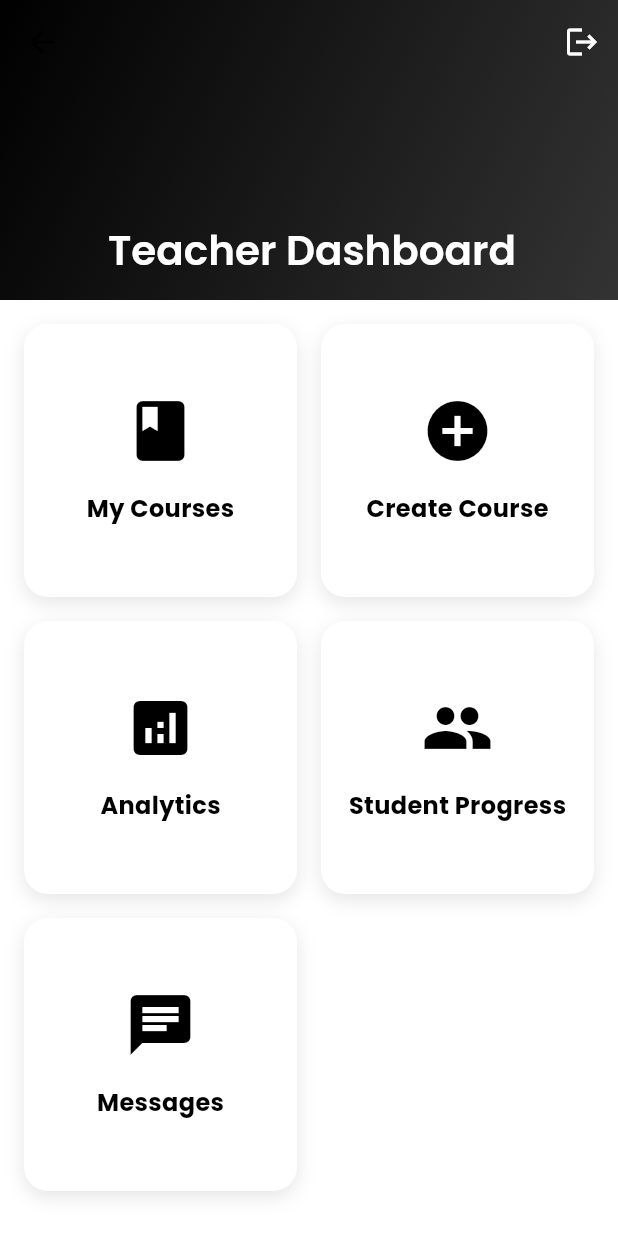
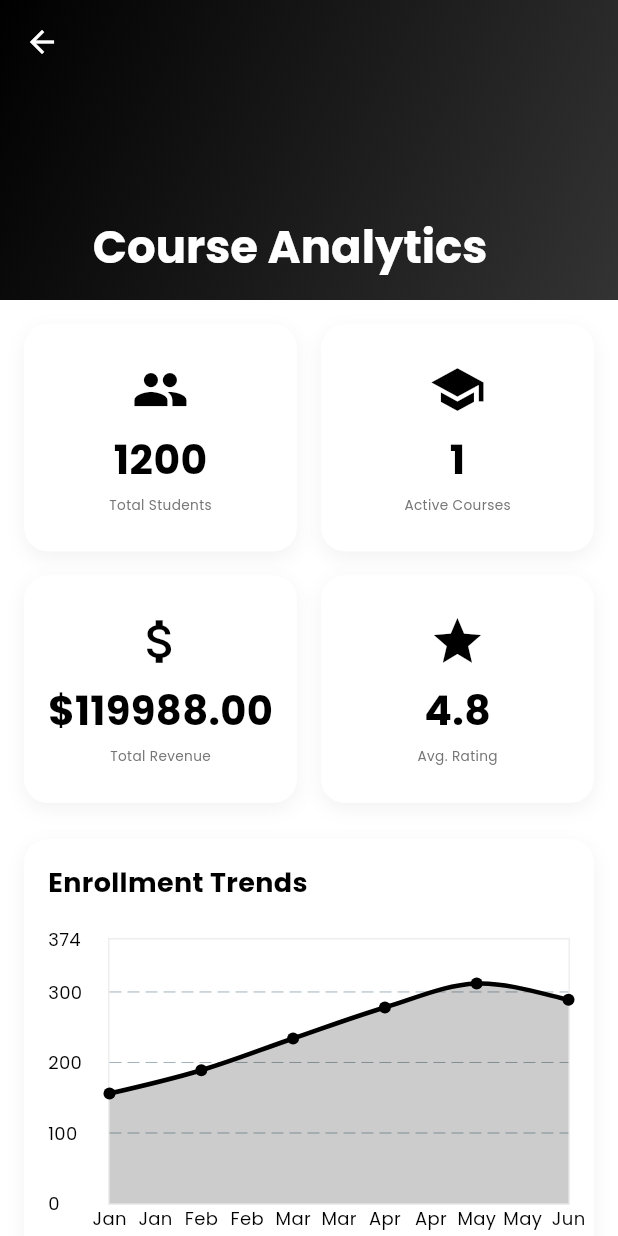
Before and after one commit to VaradSinghal/e_learning_app, a Flutter app: the TeacherHomeScreen screen opened by its route, after a tap on "Analytics", on a phone screen of 412 x 824 dp. Run offline on Flutter 3.47's test engine with Material 3 defaults, Android fonts, the phone set to English and light mode, and no system bars; drawn by our look-alikes of fl_chart; our stand-ins replace bloc, cached_network_image, chewie, cloud_firestore, equatable, firebase_auth and 8 more; accounts and stored records are empty.

Commit message:
teacheranalytics-screen

```diff
--- a/lib/routes/app_routes.dart
+++ b/lib/routes/app_routes.dart
@@ -16,6 +16,7 @@ import 'package:e_learning_app/views/quiz/quiz_attempt/quiz_attempt_screen.dart'
 import 'package:e_learning_app/views/quiz/quiz_list/quiz_list_screen.dart';
 import 'package:e_learning_app/views/splash/splash_screen.dart';
 import 'package:e_learning_app/views/teacher/my_courses/my_courses_screen.dart';
+import 'package:e_learning_app/views/teacher/teacher_analytics/teacher_analytics_screen.dart';
 import 'package:e_learning_app/views/teacher/teacher_home/teacher_home_screen.dart';
 import 'package:flutter/material.dart';
 
@@ -45,6 +46,7 @@ class AppRoutes {
   static const String myCourses = '/teacher/courses';
   static const String teacherChats = '/teacher/chats';
   static const String createCourse = '/teacher/courses/create';
+  static const String teacherAnalytics = '/teacher/analytics';
 
   static Route<dynamic> onGenerateRoute(RouteSettings settings) {
     switch (settings.name) {
@@ -68,6 +70,8 @@ class AppRoutes {
         return MaterialPageRoute(builder: (_) => const CreateCourseScreen());
       case teacherChats:
         return MaterialPageRoute(builder: (_) => const ChatListScreen());
+      case teacherAnalytics:
+        return MaterialPageRoute(builder: (_) => const TeacherAnalyticsScreen());
       case main:
         return MaterialPageRoute(
           builder:
--- a/lib/routes/route_pages.dart
+++ b/lib/routes/route_pages.dart
@@ -20,6 +20,7 @@ import 'package:e_learning_app/views/quiz/quiz_list/quiz_list_screen.dart';
 import 'package:e_learning_app/views/quiz/quiz_result/quiz_result_screen.dart';
 import 'package:e_learning_app/views/splash/splash_screen.dart';
 import 'package:e_learning_app/views/teacher/my_courses/my_courses_screen.dart';
+import 'package:e_learning_app/views/teacher/teacher_analytics/teacher_analytics_screen.dart';
 import 'package:e_learning_app/views/teacher/teacher_home/teacher_home_screen.dart';
 import 'package:get/get.dart';
 
@@ -64,6 +65,10 @@ class AppPages {
       GetPage(
       name: AppRoutes.createCourse,
       page: () => const CreateCourseScreen(),
+      ),
+      GetPage(
+      name: AppRoutes.teacherAnalytics,
+      page: () => const TeacherAnalyticsScreen(),
       ),
       GetPage(
       name: AppRoutes.main,
--- /dev/null
+++ b/lib/views/teacher/teacher_analytics/teacher_analytics_screen.dart
@@ -0,0 +1,43 @@
+import 'package:e_learning_app/core/theme/app_colors.dart';
+import 'package:e_learning_app/views/teacher/teacher_analytics/widgets/enrollment_chart_widget.dart';
+import 'package:e_learning_app/views/teacher/teacher_analytics/widgets/over_view_cards_widget.dart';
+import 'package:e_learning_app/views/teacher/teacher_analytics/widgets/revenue_stats_widget.dart';
+import 'package:e_learning_app/views/teacher/teacher_analytics/widgets/student_engagement_widget.dart';
+import 'package:e_learning_app/views/teacher/teacher_analytics/widgets/teacher_analysis_app_bar.dart';
+import 'package:flutter/material.dart';
+
+class TeacherAnalyticsScreen extends StatelessWidget {
+  const TeacherAnalyticsScreen({super.key});
+  final String instructorId = 'inst_1';
+
+  @override
+  Widget build(BuildContext context) {
+    return Scaffold(
+      backgroundColor: AppColors.lightBackground,
+      body: CustomScrollView(
+        physics: const BouncingScrollPhysics(),
+      slivers: [
+        const TeacherAnalysisAppBar(),
+        SliverToBoxAdapter(
+          child: Padding(padding: const EdgeInsets.all(16),
+          child: Column(
+            crossAxisAlignment: CrossAxisAlignment.start,
+            children: [
+              OverViewCardsWidget(
+                instructorId: instructorId,
+              ),
+              const SizedBox(height: 24),
+              EnrollmentChartWidget(instructorId: instructorId),
+              const SizedBox(height: 24),
+              const RevenueStatsWidget(),
+              const SizedBox(height: 24),
+              StudentEngagementWidget(instructorId: instructorId),
+            ],
+          ),
+          ),
+        ),
+      ],
+      ),
+        );
+  }
+}
--- /dev/null
+++ b/lib/views/teacher/teacher_analytics/widgets/enrollment_chart_widget.dart
@@ -0,0 +1,112 @@
+import 'package:e_learning_app/core/theme/app_colors.dart';
+import 'package:e_learning_app/services/dummy_data_service.dart';
+import 'package:fl_chart/fl_chart.dart';
+import 'package:flutter/material.dart';
+
+class EnrollmentChartWidget extends StatelessWidget {
+  final String instructorId;
+
+  const EnrollmentChartWidget({super.key, required this.instructorId});
+
+  @override
+  Widget build(BuildContext context) {
+    return Container(
+      padding: const EdgeInsets.all(16),
+      decoration: BoxDecoration(
+        color: Colors.white,
+        borderRadius: BorderRadius.circular(16),
+        boxShadow: [
+          BoxShadow(
+            color: Colors.black.withOpacity(0.05),
+            blurRadius: 10,
+            offset: const Offset(0, 4),
+          ),
+        ],
+      ),
+      child: Column(
+        crossAxisAlignment: CrossAxisAlignment.start,
+        children: [
+          const Text(
+            'Enrollment Trends',
+            style: TextStyle(fontSize: 18, fontWeight: FontWeight.bold),
+          ),
+          const SizedBox(height: 24),
+          SizedBox(height: 200, child: _buildEnrollmentLineChart()),
+        ],
+      ),
+    );
+  }
+
+  Widget _buildEnrollmentLineChart() {
+    final stats = DummyDataService.getTeacherStats(instructorId);
+    final enrollments = stats.monthlyEnrollments;
+
+    final spots = List.generate(
+      enrollments.length,
+      (index) => FlSpot(index.toDouble(), enrollments[index].toDouble()),
+    );
+
+    return LineChart(
+      LineChartData(
+        gridData: const FlGridData(show: true, drawVerticalLine: false),
+        titlesData: FlTitlesData(
+          bottomTitles: AxisTitles(
+            sideTitles: SideTitles(
+              showTitles: true,
+              getTitlesWidget: (value, meta) {
+                const months = ['Jan', 'Feb', 'Mar', 'Apr', 'May', 'Jun'];
+                if (value.toInt() >= 0 && value.toInt() < months.length) {
+                  return Text(
+                    months[value.toInt()],
+                    style: const TextStyle(fontSize: 12),
+                  );
+                }
+                return const Text('');
+              },
+            ),
+          ),
+          leftTitles: AxisTitles(
+            sideTitles: SideTitles(
+              showTitles: true,
+              getTitlesWidget: (value, meta) {
+                return Text(
+                  value.toInt().toString(),
+                  style: const TextStyle(fontSize: 12),
+                );
+              },
+              reservedSize: 40,
+            ),
+          ),
+          rightTitles: const AxisTitles(
+            sideTitles: SideTitles(showTitles: false),
+          ),
+          topTitles: const AxisTitles(
+            sideTitles: SideTitles(showTitles: false),
+          ),
+        ),
+        borderData: FlBorderData(
+          show: true,
+          border: Border.all(color: Colors.grey.shade200),
+        ),
+        minX: 0,
+        maxX: (enrollments.length -1).toDouble(),
+        minY: 0,
+        maxY: enrollments.reduce((a,b) => a>b ? a:b) * 1.2,
+        lineBarsData: [
+          LineChartBarData(
+            spots: spots,
+            isCurved: true,
+            color: AppColors.primary,
+            barWidth: 3,
+            isStrokeCapRound: true,
+            dotData: const FlDotData(show: true),
+            belowBarData: BarAreaData(
+              show: true,
+              color: AppColors.primary.withOpacity(0.2),
+            )
+          )
+        ]
+      ),
+    );
+  }
+}
--- /dev/null
+++ b/lib/views/teacher/teacher_analytics/widgets/over_view_cards_widget.dart
@@ -0,0 +1,105 @@
+import 'package:e_learning_app/core/theme/app_colors.dart';
+import 'package:e_learning_app/services/dummy_data_service.dart';
+import 'package:flutter/material.dart';
+
+class OverViewCardsWidget extends StatelessWidget {
+  final String instructorId;
+
+  const OverViewCardsWidget({super.key, required this.instructorId});
+
+  @override
+  Widget build(BuildContext context) {
+    final stats = DummyDataService.getTeacherStats(instructorId);
+    return GridView.count(
+      shrinkWrap: true,
+      physics: const NeverScrollableScrollPhysics(),
+      crossAxisCount: 2,
+      crossAxisSpacing: 16,
+      mainAxisSpacing: 16,
+      childAspectRatio: 1.2,
+      children: [
+        _buildStatCard(
+          'Total Students',
+          '${stats.totalStudents}',
+          Icons.people,
+        ),
+        _buildStatCard(
+          'Active Courses',
+          '${stats.activeCourses}',
+          Icons.school,
+        ),
+        _buildStatCard(
+          'Total Revenue',
+          '\$${stats.totalRevenue.toStringAsFixed(2)}',
+          Icons.attach_money,
+        ),
+        _buildStatCard(
+          'Avg. Rating',
+          stats.averageRating.toString(),
+          Icons.star,
+        ),
+      ],
+    );
+  }
+
+  Widget _buildStatCard(String title, String value, IconData icon) {
+    return LayoutBuilder(
+      builder: (context, constraints) {
+        final maxWidth = constraints.maxWidth;
+        final maxHeight = constraints.maxHeight;
+
+        final valueFontSize = maxWidth * 0.15;
+        final titleFontSize = maxWidth * 0.05;
+        final iconSize = maxHeight * 0.25;
+
+        return Container(
+          padding: const EdgeInsets.all(16),
+          decoration: BoxDecoration(
+            color: Colors.white,
+            borderRadius: BorderRadius.circular(16),
+            boxShadow: [
+              BoxShadow(
+                color: Colors.black.withOpacity(0.05),
+                blurRadius: 10,
+                offset: const Offset(0, 4),
+              ),
+            ],
+          ),
+          child: Column(
+            mainAxisAlignment: MainAxisAlignment.center,
+            children: [
+                Icon(
+                  icon,
+                  color: AppColors.primary,
+                  size: iconSize,
+                ),
+                const SizedBox(height: 8),
+                FittedBox(
+                  fit: BoxFit.scaleDown,
+                  child: Text(
+                    value,
+                    style: TextStyle(
+                      fontSize: valueFontSize,
+                      fontWeight: FontWeight.bold,
+                    ),
+                  ),
+                ),
+                const SizedBox(height: 4),
+              FittedBox(
+                  fit: BoxFit.scaleDown,
+                  child: Text(
+                    title,
+                    textAlign: TextAlign.center,
+                    style: TextStyle(
+                      color: Colors.grey[600],
+                      fontSize: titleFontSize,
+                    ),
+                  ),
+                ),
+            ],
+          ),
+        );
+      },
+    );
+  }
+}
--- /dev/null
+++ b/lib/views/teacher/teacher_analytics/widgets/revenue_stats_widget.dart
@@ -0,0 +1,113 @@
+import 'package:e_learning_app/core/theme/app_colors.dart';
+import 'package:fl_chart/fl_chart.dart';
+import 'package:flutter/material.dart';
+
+class RevenueStatsWidget extends StatelessWidget {
+  const RevenueStatsWidget({super.key});
+
+  @override
+  Widget build(BuildContext context) {
+    return Container(
+      padding: const EdgeInsets.all(16),
+      decoration: BoxDecoration(
+        color: Colors.white,
+        borderRadius: BorderRadius.circular(16),
+        boxShadow: [
+          BoxShadow(
+            color: Colors.black.withOpacity(0.05),
+            blurRadius: 10,
+            offset: const Offset(0, 4),
+          ),
+        ],
+      ),
+      child: Column(
+        crossAxisAlignment: CrossAxisAlignment.start,
+        children: [
+          const Text(
+            'Revenue Statistics',
+            style: TextStyle(fontSize: 18, fontWeight: FontWeight.bold),
+          ),
+          const SizedBox(height: 24),
+          Row(
+            mainAxisAlignment: MainAxisAlignment.spaceBetween,
+            children: [
+              _buildRevenueMetric('Monthly Revenue', '\$2345'),
+              _buildRevenueMetric('Annual Revenue', '\$28,345'),
+            ],
+          ),
+          const SizedBox(height: 24),
+          const Text(
+            'Revenue by Course',
+            style: TextStyle(fontSize: 16, fontWeight: FontWeight.bold),
+          ),
+          const SizedBox(height: 16),
+          SizedBox(
+            height: 200,
+            child: BarChart(
+              BarChartData(
+                alignment: BarChartAlignment.spaceAround,
+                maxY: 5000,
+                barGroups: [
+                  BarChartGroupData(
+                    x: 0,
+                    barRods: [BarChartRodData(toY: 3000)],
+                  ),
+                  BarChartGroupData(
+                    x: 1,
+                    barRods: [BarChartRodData(toY: 2000)],
+                  ),
+                  BarChartGroupData(
+                    x: 2,
+                    barRods: [BarChartRodData(toY: 4000)],
+                  ),
+                  BarChartGroupData(
+                    x: 3,
+                    barRods: [BarChartRodData(toY: 1500)],
+                  ),
+                ],
+                titlesData: FlTitlesData(
+                  show: true,
+                  bottomTitles: AxisTitles(
+                    sideTitles: SideTitles(
+                      showTitles: true,
+                      getTitlesWidget: (value, meta) {
+                        const titles = [
+                          'Course 1',
+                          'Course 2',
+                          'Course 3',
+                          'Course 4',
+                        ];
+                        return Text(
+                          titles[value.toInt()],
+                          style: TextStyle(fontSize: 12),
+                        );
+                      },
+                    ),
+                  ),
+                ),
+              ),
+            ),
+          ),
+        ],
+      ),
+    );
+  }
+
+  Widget _buildRevenueMetric(String title, String value) {
+    return Column(
+      crossAxisAlignment: CrossAxisAlignment.start,
+      children: [
+        Text(title, style: TextStyle(color: Colors.grey[600], fontSize: 14)),
+        const SizedBox(height: 8),
+        Text(
+          value,
+          style: const TextStyle(
+            fontSize: 24,
+            fontWeight: FontWeight.bold,
+            color: AppColors.primary,
+          ),
+        ),
+      ],
+    );
+  }
+}
--- /dev/null
+++ b/lib/views/teacher/teacher_analytics/widgets/student_engagement_widget.dart
@@ -0,0 +1,96 @@
+import 'package:e_learning_app/core/theme/app_colors.dart';
+import 'package:e_learning_app/services/dummy_data_service.dart';
+import 'package:flutter/material.dart';
+
+class StudentEngagementWidget extends StatelessWidget {
+  final String instructorId;
+
+  const StudentEngagementWidget({super.key, required this.instructorId});
+
+  @override
+  Widget build(BuildContext context) {
+    final stats = DummyDataService.getTeacherStats(instructorId);
+    final engagement = stats.studentEngagement;
+
+    return Container(
+      padding: const EdgeInsets.all(24),
+      decoration: BoxDecoration(
+        color: Colors.white,
+        borderRadius: BorderRadius.circular(16),
+        boxShadow: [
+          BoxShadow(
+            color: Colors.black.withOpacity(0.05),
+            blurRadius: 10,
+            offset: const Offset(0, 4),
+          ),
+        ],
+      ),
+      child: Column(
+        crossAxisAlignment: CrossAxisAlignment.start,
+        children: [
+          const Text(
+            'Student Engagement',
+            style: TextStyle(fontSize: 18, fontWeight: FontWeight.bold),
+          ),
+          const SizedBox(height: 24),
+          _buildEngagementMetric(
+            'Average Completion Rate',
+            '${(engagement.averageCompletionRate *100).toInt()}%',
+            Icons.school,
+          ),
+           Divider(height: 32,color: Colors.grey.shade300,),
+          _buildEngagementMetric(
+            'Average Time per Lesson',
+            '${engagement.averageTimePerLesson} mins',
+            Icons.timer,
+          ),
+          Divider(height: 32, color: Colors.grey.shade300,),
+          _buildEngagementMetric(
+            'Active Students this Week',
+            engagement.activeStudentsThisWeek.toString(),
+            Icons.people,
+          ),
+        ],
+      ),
+    );
+  }
+
+  Widget _buildEngagementMetric(String title, String value, IconData icon) {
+    return Row(
+      children: [
+        Container(
+          padding: const EdgeInsets.all(12),
+          decoration: BoxDecoration(
+            color: AppColors.primary.withOpacity(0.1),
+            borderRadius: BorderRadius.circular(12),
+          ),
+          child: Icon(
+            icon,
+            color: AppColors.primary,
+          ),
+        ),
+        const SizedBox(width: 16),
+        Column(
+          crossAxisAlignment: CrossAxisAlignment.start,
+          children: [
+            Text(
+              title,
+              style: TextStyle(
+                color: Colors.grey[600],
+                fontSize: 14,
+              ),
+            ),
+            const SizedBox(height: 4),
+            Text(
+              value,
+              style: const TextStyle(
+                fontWeight: FontWeight.bold,
+                fontSize: 20,
+              ),
+            ),
+          ],
+        )
+      ],
+    );
+  }
+}
--- /dev/null
+++ b/lib/views/teacher/teacher_analytics/widgets/teacher_analysis_app_bar.dart
@@ -0,0 +1,50 @@
+import 'package:e_learning_app/core/theme/app_colors.dart';
+import 'package:flutter/material.dart';
+import 'package:get/route_manager.dart';
+
+class TeacherAnalysisAppBar extends StatelessWidget {
+  const TeacherAnalysisAppBar({super.key});
+
+  @override
+  Widget build(BuildContext context) {
+    return SliverAppBar(
+      expandedHeight: 200,
+      collapsedHeight: kToolbarHeight,
+      toolbarHeight: kToolbarHeight,
+      pinned: true,
+      backgroundColor: AppColors.primary,
+      leading: IconButton(
+        onPressed: ()=> Get.back(),
+        icon: const Icon(
+          Icons.arrow_back,
+          color: AppColors.accent,
+        ),
+        ),
+        flexibleSpace: FlexibleSpaceBar(
+          titlePadding:  EdgeInsets.only(
+            left: MediaQuery.of(context).size.width *0.15,
+            bottom: 16,
+          ),
+          title: Text(
+            'Course Analytics',
+            style: Theme.of(context).textTheme.headlineMedium?.copyWith(
+              color: AppColors.accent,
+              fontWeight: FontWeight.bold,
+            ),
+          ),
+          background: Container(
+            decoration: const BoxDecoration(
+              gradient: LinearGradient(
+                colors: [
+                  AppColors.primary,
+                  AppColors.primaryLight,
+                ],
+                begin: Alignment.topLeft,
+                end: Alignment.bottomRight
+                ),
+            ),
+          ),
+        ),
+    );
+  }
+}
--- a/lib/views/teacher/teacher_home/teacher_home_screen.dart
+++ b/lib/views/teacher/teacher_home/teacher_home_screen.dart
@@ -67,7 +67,7 @@ class TeacherHomeScreen extends StatelessWidget {
               DashboardCard(
                 title: 'Analytics',
                 icon: Icons.analytics,
-                onTap: (){},
+                onTap: ()=> Get.toNamed(AppRoutes.teacherAnalytics),
               ),
               DashboardCard(
                 title: 'Student Progress',
```
